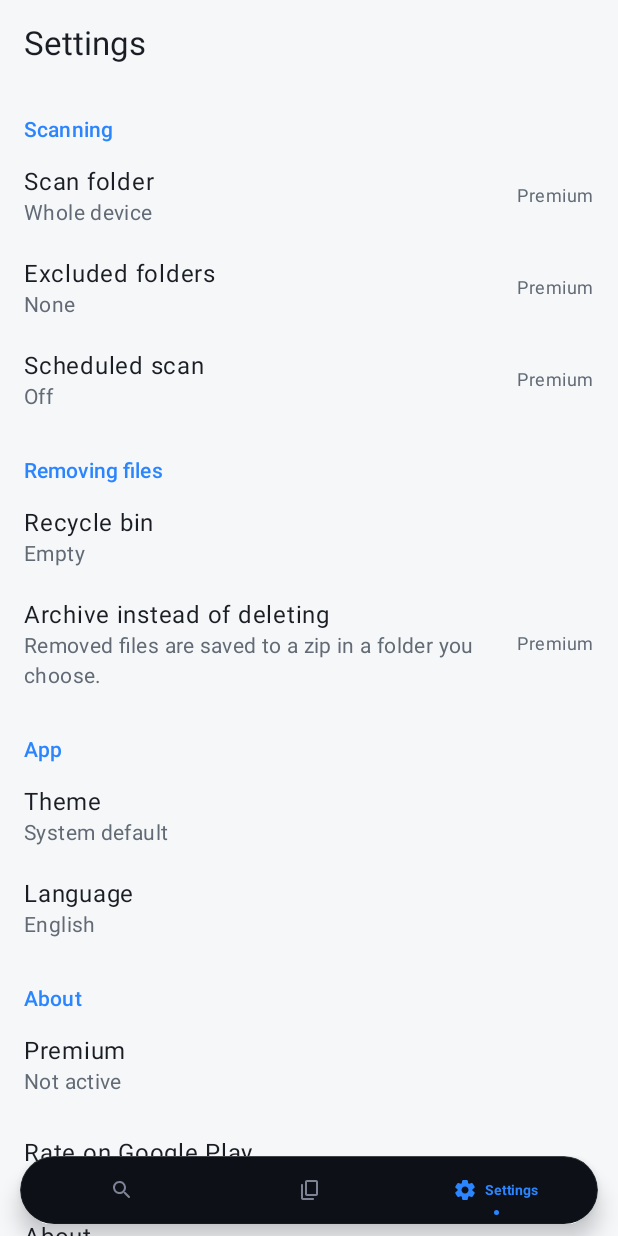
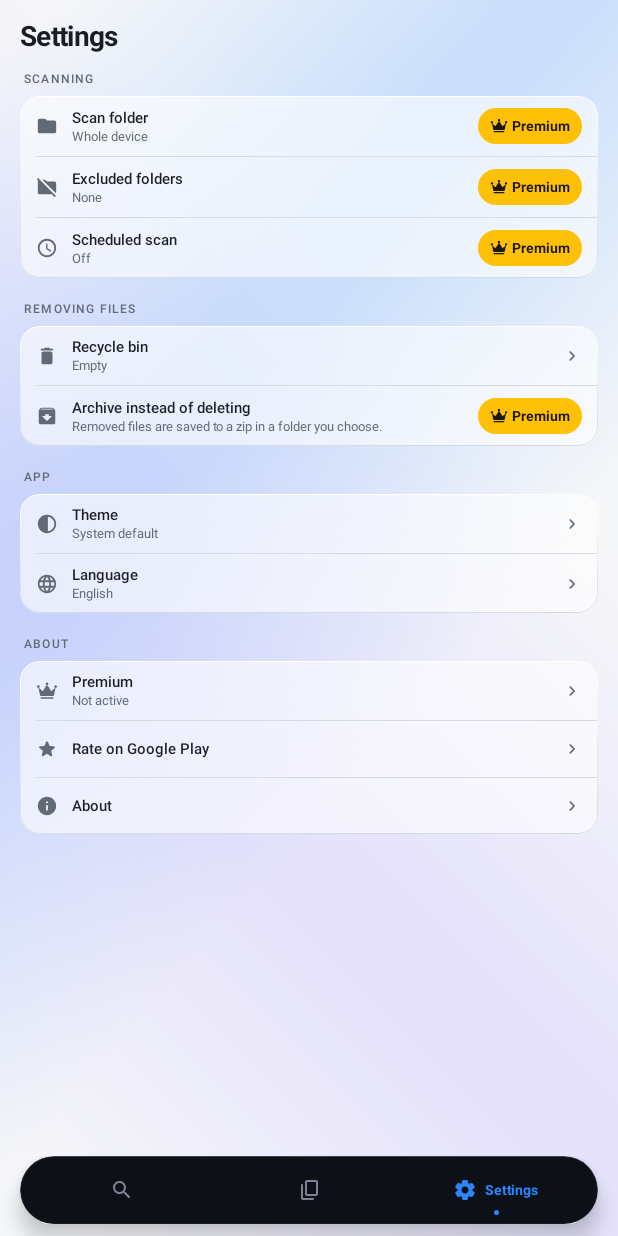
Before and after one commit to madhavraj840/Duplicate-file-finder-app-code, an Android app built with Jetpack Compose: the SettingsFragment screen opened through its navigation route, on a phone screen of 412 x 824 dp. Run offline under Robolectric (Android 15) with nearby library versions, the phone set to English and light mode, and no system bars; libraries missing offline, so code that uses them is left out: coil.decode; 1 statement that could not run was skipped.

Commit message:
feat(ui): Settings in Compose (Premium lock chips, archive switch)
Co-Authored-By: Claude Opus 5.5 <noreply@anthropic.com>

```diff
--- a/app/src/main/java/com/bunkwise/duplicatefilefinder/presentation/settings/SettingsFragment.kt
+++ b/app/src/main/java/com/bunkwise/duplicatefilefinder/presentation/settings/SettingsFragment.kt
@@ -7,50 +7,65 @@ import android.os.Bundle
 import android.view.LayoutInflater
 import android.view.View
 import android.view.ViewGroup
-import android.widget.TextView
 import android.widget.Toast
 import androidx.activity.result.contract.ActivityResultContracts
-import androidx.core.view.isVisible
+import androidx.compose.runtime.getValue
 import androidx.fragment.app.Fragment
+import androidx.lifecycle.compose.collectAsStateWithLifecycle
+import com.bunkwise.duplicatefilefinder.ui.composeScreen
+import com.bunkwise.duplicatefilefinder.ui.icons.AppIcons
 import androidx.fragment.app.viewModels
-import androidx.lifecycle.Lifecycle
-import androidx.lifecycle.lifecycleScope
-import androidx.lifecycle.repeatOnLifecycle
 import androidx.navigation.fragment.findNavController
 import com.bunkwise.duplicatefilefinder.R
 import com.bunkwise.duplicatefilefinder.appContainer
 import com.bunkwise.duplicatefilefinder.core.common.Formatters
 import com.bunkwise.duplicatefilefinder.core.domain.model.ScanSchedule
-import com.bunkwise.duplicatefilefinder.databinding.FragmentSettingsBinding
-import com.bunkwise.duplicatefilefinder.databinding.ItemSettingsRowBinding
 import com.bunkwise.duplicatefilefinder.presentation.common.AppLanguages
 import com.bunkwise.duplicatefilefinder.presentation.common.ThemePrefs
 import com.bunkwise.duplicatefilefinder.presentation.common.TreeUris
-import com.bunkwise.duplicatefilefinder.presentation.common.announceAsCheckable
 import com.google.android.material.dialog.MaterialAlertDialogBuilder
-import kotlinx.coroutines.launch
-import java.io.File
 
 class SettingsFragment : Fragment() {
 
-    private var _binding: FragmentSettingsBinding? = null
-    private val binding get() = _binding!!
-
     private val viewModel: SettingsViewModel by viewModels { requireContext().appContainer.viewModelFactory }
 
-    private enum class Key { SCAN_FOLDER, EXCLUDE, SCHEDULE, BIN, ARCHIVE, THEME, LANGUAGE, PREMIUM, RATE, ABOUT }
+    enum class Key { SCAN_FOLDER, EXCLUDE, SCHEDULE, BIN, ARCHIVE, THEME, LANGUAGE, PREMIUM, RATE, ABOUT }
 
     /** Rows that only work with Premium; free users are taken to the Premium screen. */
     private val premiumOnly = setOf(Key.SCAN_FOLDER, Key.EXCLUDE, Key.SCHEDULE, Key.ARCHIVE)
 
     private val sections = listOf(
-        R.string.section_scanning to listOf(Key.SCAN_FOLDER to R.string.set_scan_folder, Key.EXCLUDE to R.string.set_exclude, Key.SCHEDULE to R.string.set_schedule),
-        R.string.section_removing to listOf(Key.BIN to R.string.recycle_bin, Key.ARCHIVE to R.string.set_archive),
-        R.string.section_app to listOf(Key.THEME to R.string.set_theme, Key.LANGUAGE to R.string.language),
-        R.string.section_about to listOf(Key.PREMIUM to R.string.premium, Key.RATE to R.string.rate, Key.ABOUT to R.string.about)
+        R.string.section_scanning to listOf(Key.SCAN_FOLDER, Key.EXCLUDE, Key.SCHEDULE),
+        R.string.section_removing to listOf(Key.BIN, Key.ARCHIVE),
+        R.string.section_app to listOf(Key.THEME, Key.LANGUAGE),
+        R.string.section_about to listOf(Key.PREMIUM, Key.RATE, Key.ABOUT),
     )
 
-    private val rows = mutableMapOf<Key, ItemSettingsRowBinding>()
+    private fun title(key: Key) = when (key) {
+        Key.SCAN_FOLDER -> R.string.set_scan_folder
+        Key.EXCLUDE -> R.string.set_exclude
+        Key.SCHEDULE -> R.string.set_schedule
+        Key.BIN -> R.string.recycle_bin
+        Key.ARCHIVE -> R.string.set_archive
+        Key.THEME -> R.string.set_theme
+        Key.LANGUAGE -> R.string.language
+        Key.PREMIUM -> R.string.premium
+        Key.RATE -> R.string.rate
+        Key.ABOUT -> R.string.about
+    }
+
+    private fun icon(key: Key) = when (key) {
+        Key.SCAN_FOLDER -> AppIcons.Folder
+        Key.EXCLUDE -> AppIcons.FolderOff
+        Key.SCHEDULE -> AppIcons.Schedule
+        Key.BIN -> AppIcons.Bin
+        Key.ARCHIVE -> AppIcons.Archive
+        Key.THEME -> AppIcons.Theme
+        Key.LANGUAGE -> AppIcons.Language
+        Key.PREMIUM -> AppIcons.Pro
+        Key.RATE -> AppIcons.Star
+        Key.ABOUT -> AppIcons.Info
+    }
 
     private enum class FolderTarget { SCAN, EXCLUDE, ARCHIVE }
     private var pendingFolderTarget: FolderTarget? = null
@@ -65,73 +80,42 @@ class SettingsFragment : Fragment() {
         onFolderPicked(target, uri)
     }
 
-    override fun onCreateView(inflater: LayoutInflater, container: ViewGroup?, savedInstanceState: Bundle?): View {
-        _binding = FragmentSettingsBinding.inflate(inflater, container, false)
-        return binding.root
-    }
-
-    override fun onViewCreated(view: View, savedInstanceState: Bundle?) {
-        for ((label, keys) in sections) {
-            val header = layoutInflater.inflate(R.layout.item_section_label, binding.rows, false) as TextView
-            header.setText(label)
-            binding.rows.addView(header)
-            for ((key, title) in keys) {
-                val row = ItemSettingsRowBinding.inflate(layoutInflater, binding.rows, false)
-                row.rowTitle.setText(title)
-                row.root.setOnClickListener { onRowClicked(key) }
-                binding.rows.addView(row.root)
-                rows[key] = row
-            }
+    override fun onCreateView(inflater: LayoutInflater, container: ViewGroup?, savedInstanceState: Bundle?): View =
+        composeScreen {
+            val state by viewModel.state.collectAsStateWithLifecycle()
+            SettingsScreen(
+                sections.map { (label, keys) -> getString(label) to keys.map { row(it, state) } },
+                onRow = ::onRowClicked,
+            )
         }
 
-        viewLifecycleOwner.lifecycleScope.launch {
-            viewLifecycleOwner.repeatOnLifecycle(Lifecycle.State.STARTED) {
-                viewModel.state.collect(::render)
-            }
-        }
-    }
-
-    private fun render(state: SettingsViewModel.State) {
+    private fun row(key: Key, state: SettingsViewModel.State): SettingRow<Key> {
         val s = state.settings
         val premium = s.isPremium
-        for (key in premiumOnly) rows[key]?.rowTag?.isVisible = !premium
-
-        subtitle(Key.SCAN_FOLDER, s.scanFolders.firstOrNull() ?: getString(R.string.scan_folder_all))
-        subtitle(
-            Key.EXCLUDE,
-            if (s.excludeFolders.isEmpty()) getString(R.string.exclude_none)
+        val archiveOn = premium && s.archiveMode && s.archiveTreeUri != null
+        val subtitle = when (key) {
+            Key.SCAN_FOLDER -> s.scanFolders.firstOrNull() ?: getString(R.string.scan_folder_all)
+            Key.EXCLUDE -> if (s.excludeFolders.isEmpty()) getString(R.string.exclude_none)
             else resources.getQuantityString(R.plurals.exclude_count, s.excludeFolders.size, s.excludeFolders.size)
+            Key.SCHEDULE -> if (s.scanSchedule == ScanSchedule.OFF) getString(R.string.schedule_off)
+            else getString(R.string.schedule_note, getString(scheduleLabel(s.scanSchedule)))
+            Key.BIN -> if (state.bin.isEmpty()) getString(R.string.bin_row_empty)
+            else resources.getQuantityString(R.plurals.bin_row_summary, state.bin.size, state.bin.size, Formatters.bytes(state.bin.sumOf { it.sizeBytes }))
+            Key.ARCHIVE -> if (archiveOn) getString(R.string.archive_dest, TreeUris.displayName(s.archiveTreeUri!!) ?: "")
+            else getString(R.string.archive_desc)
+            Key.THEME -> getString(themeLabel(ThemePrefs.current(requireContext())))
+            Key.LANGUAGE -> AppLanguages.displayName(s.languageTag)
+            Key.PREMIUM -> getString(if (premium) R.string.premium_active else R.string.premium_inactive)
+            Key.RATE, Key.ABOUT -> null
+        }
+        return SettingRow(
+            key = key,
+            title = getString(title(key)),
+            subtitle = subtitle,
+            icon = icon(key),
+            locked = key in premiumOnly && !premium,
+            switch = if (key == Key.ARCHIVE && premium) archiveOn else null,
         )
-        subtitle(
-            Key.SCHEDULE,
-            if (s.scanSchedule == ScanSchedule.OFF) getString(R.string.schedule_off)
-            else getString(R.string.schedule_note, getString(scheduleLabel(s.scanSchedule)))
-        )
-        subtitle(
-            Key.BIN,
-            if (state.bin.isEmpty()) getString(R.string.bin_row_empty)
-            else resources.getQuantityString(R.plurals.bin_row_summary, state.bin.size, state.bin.size, Formatters.bytes(state.bin.sumOf { it.sizeBytes }))
-        )
-        val archiveOn = premium && s.archiveMode && s.archiveTreeUri != null
-        subtitle(
-            Key.ARCHIVE,
-            if (archiveOn) getString(R.string.archive_dest, TreeUris.displayName(s.archiveTreeUri!!) ?: "")
-            else getString(R.string.archive_desc)
-        )
-        rows[Key.ARCHIVE]?.let { row ->
-            row.rowSwitch.isVisible = premium
-            row.rowSwitch.isChecked = archiveOn
-            if (premium) row.root.announceAsCheckable(android.widget.Switch::class.java.name, archiveOn)
-        }
-        subtitle(Key.THEME, getString(themeLabel(ThemePrefs.current(requireContext()))))
-        subtitle(Key.LANGUAGE, AppLanguages.displayName(s.languageTag))
-        subtitle(Key.PREMIUM, getString(if (premium) R.string.premium_active else R.string.premium_inactive))
-    }
-
-    private fun subtitle(key: Key, text: String) {
-        val row = rows[key] ?: return
-        row.rowSubtitle.isVisible = true
-        row.rowSubtitle.text = text
     }
 
     private fun onRowClicked(key: Key) {
@@ -290,9 +274,4 @@ class SettingsFragment : Fragment() {
 
     private fun toast(res: Int) = Toast.makeText(requireContext(), res, Toast.LENGTH_LONG).show()
 
-    override fun onDestroyView() {
-        _binding = null
-        rows.clear()
-        super.onDestroyView()
-    }
 }
--- /dev/null
+++ b/app/src/main/java/com/bunkwise/duplicatefilefinder/presentation/settings/SettingsScreen.kt
@@ -0,0 +1,66 @@
+package com.bunkwise.duplicatefilefinder.presentation.settings
+
+import androidx.compose.foundation.layout.Box
+import androidx.compose.foundation.layout.Column
+import androidx.compose.foundation.layout.Spacer
+import androidx.compose.foundation.layout.fillMaxSize
+import androidx.compose.foundation.layout.height
+import androidx.compose.foundation.layout.padding
+import androidx.compose.foundation.rememberScrollState
+import androidx.compose.foundation.verticalScroll
+import androidx.compose.runtime.Composable
+import androidx.compose.ui.Modifier
+import androidx.compose.ui.graphics.vector.ImageVector
+import androidx.compose.ui.res.stringResource
+import com.bunkwise.duplicatefilefinder.R
+import com.bunkwise.duplicatefilefinder.ui.BottomNavClearance
+import com.bunkwise.duplicatefilefinder.ui.DfSwitch
+import com.bunkwise.duplicatefilefinder.ui.ListRow
+import com.bunkwise.duplicatefilefinder.ui.LockChip
+import com.bunkwise.duplicatefilefinder.ui.RowCard
+import com.bunkwise.duplicatefilefinder.ui.RowDivider
+import com.bunkwise.duplicatefilefinder.ui.ScreenHeader
+import com.bunkwise.duplicatefilefinder.ui.SectionLabel
+import com.bunkwise.duplicatefilefinder.ui.Spacing
+import com.bunkwise.duplicatefilefinder.ui.glassBackdrop
+
+/** One settings row. [switch] non-null shows a switch; [locked] swaps the trailing control for the Premium chip. */
+data class SettingRow<K>(
+    val key: K,
+    val title: String,
+    val subtitle: String?,
+    val icon: ImageVector,
+    val locked: Boolean = false,
+    val switch: Boolean? = null,
+)
+
+@Composable
+fun <K> SettingsScreen(sections: List<Pair<String, List<SettingRow<K>>>>, onRow: (K) -> Unit) {
+    Box(Modifier.fillMaxSize().glassBackdrop()) {
+        Column(Modifier.fillMaxSize().verticalScroll(rememberScrollState())) {
+            ScreenHeader(stringResource(R.string.settings_title), onBack = null)
+            Column(Modifier.padding(horizontal = Spacing.gutter)) {
+                sections.forEachIndexed { i, (label, rows) ->
+                    SectionLabel(label, top = if (i == 0) Spacing.sm else Spacing.xl)
+                    RowCard {
+                        rows.forEachIndexed { j, row ->
+                            if (j > 0) RowDivider()
+                            ListRow(
+                                label = row.title,
+                                caption = row.subtitle,
+                                icon = row.icon,
+                                onClick = { onRow(row.key) },
+                                trailing = when {
+                                    row.locked -> ({ LockChip(onClick = { onRow(row.key) }) })
+                                    row.switch != null -> ({ DfSwitch(row.switch, { onRow(row.key) }) })
+                                    else -> null
+                                },
+                            )
+                        }
+                    }
+                }
+            }
+            Spacer(Modifier.height(BottomNavClearance + Spacing.lg))
+        }
+    }
+}
```
